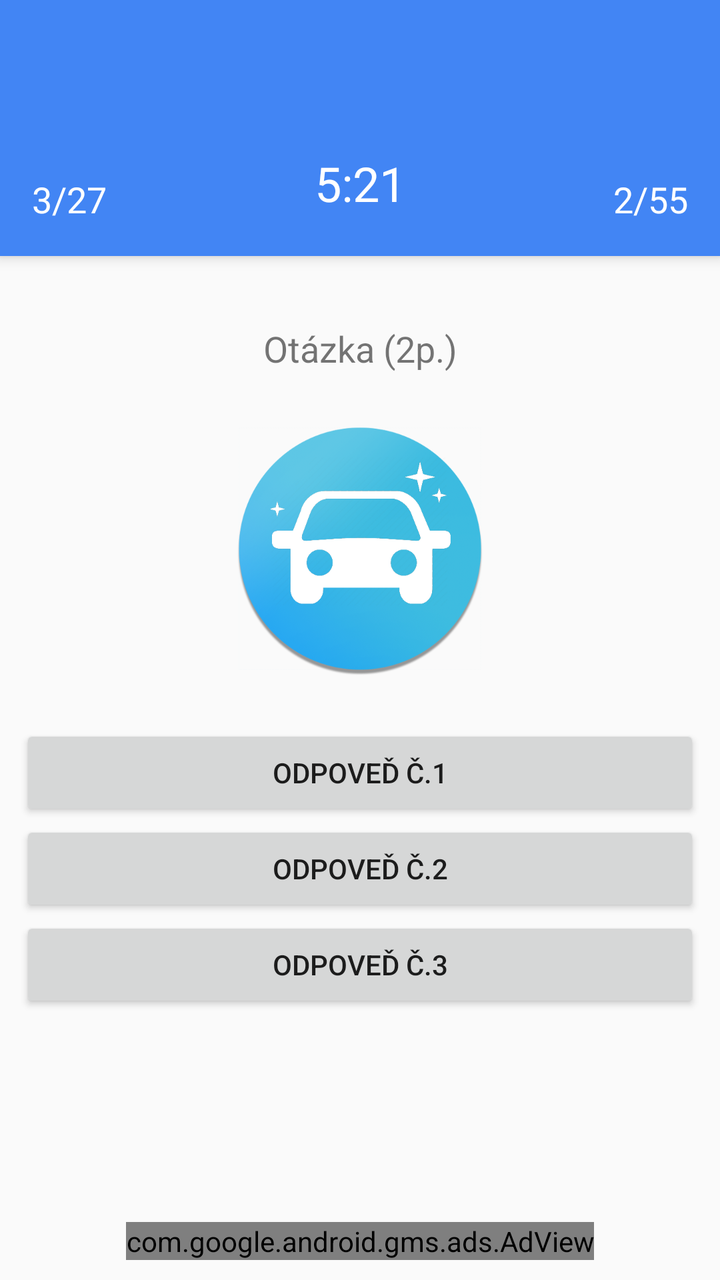
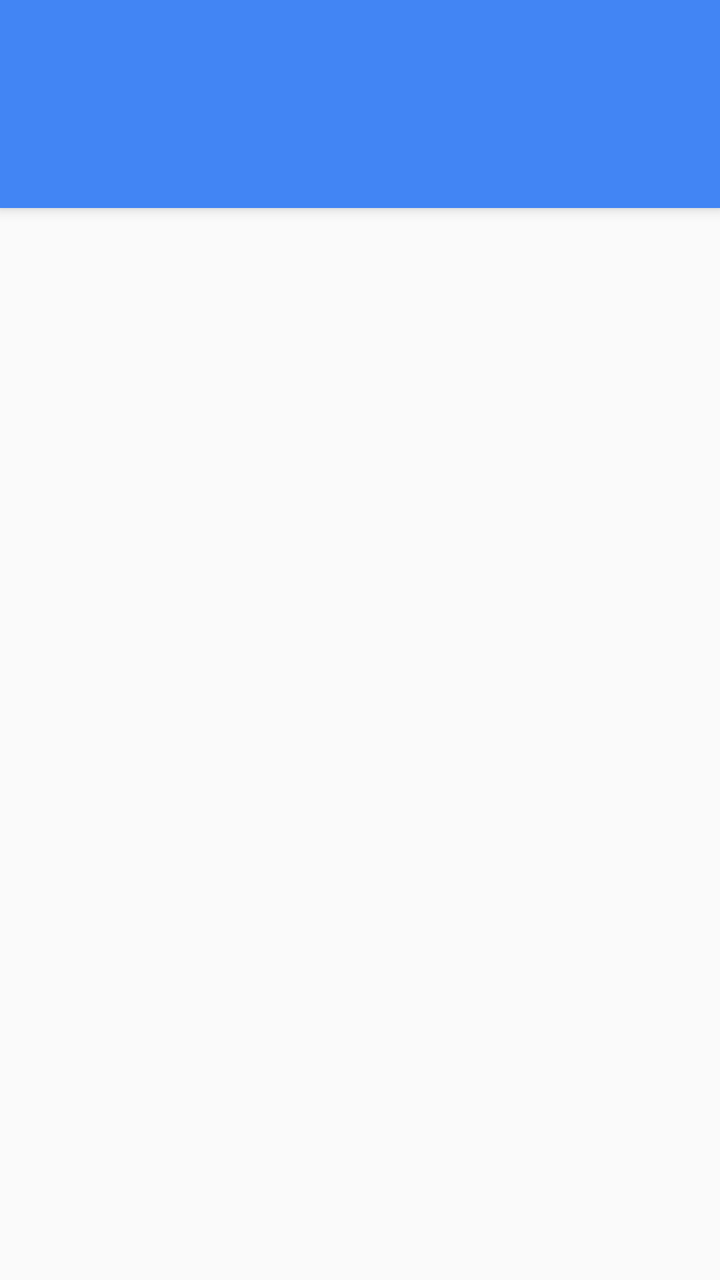

Screens rendered from an Android XML layout before and after an edit, with the pre-edit source and the edit as a unified diff.
<!-- AndroidManifest.xml: application theme MyTheme.Light -->
<!-- res/layout/app_bar_test.xml -->
<?xml version="1.0" encoding="utf-8"?>
<android.support.design.widget.CoordinatorLayout
    xmlns:android="http://schemas.android.com/apk/res/android"
    xmlns:app="http://schemas.android.com/apk/res-auto"
    xmlns:tools="http://schemas.android.com/tools"
    android:layout_width="match_parent"
    android:layout_height="match_parent"
    android:fitsSystemWindows="true"
    tools:context=".TestActivity">

    <android.support.design.widget.AppBarLayout
        android:layout_width="match_parent"
        android:layout_height="wrap_content"
        android:theme="@style/MyTheme.AppBarOverlay">

        <android.support.v7.widget.Toolbar
            android:id="@+id/toolbar"
            android:layout_width="match_parent"
            android:layout_height="128dp"
            android:minHeight="?attr/actionBarSize"
            android:background="?attr/colorPrimary"
            app:popupTheme="@style/MyTheme.PopupOverlay">

            
            <TextView
                android:id="@+id/question_counter"
                android:layout_width="wrap_content"
                android:layout_height="wrap_content"
                android:layout_gravity="start|bottom"
                android:layout_marginBottom="32dp"
                android:gravity="start|bottom"
                android:text="3/27"
                android:textColor="#ffffff"
                android:textSize="18sp"/>

            
            <TextView
                android:id="@+id/elapsed_time"
                android:layout_width="wrap_content"
                android:layout_height="wrap_content"
                android:layout_gravity="center|bottom"
                android:layout_marginBottom="32dp"
                android:gravity="center|bottom"
                android:text="5:21"
                android:textColor="#ffffff"
                android:textSize="24sp"/>

            
            <TextView
                android:id="@+id/points_counter"
                android:layout_width="wrap_content"
                android:layout_height="wrap_content"
                android:layout_gravity="end|bottom"
                android:layout_marginEnd="16dp"
                android:layout_marginRight="16dp"
                android:layout_marginBottom="32dp"
                android:gravity="end|bottom"
                android:text="2/55"
                android:textColor="#ffffff"
                android:textSize="18sp"/>

        </android.support.v7.widget.Toolbar>

    </android.support.design.widget.AppBarLayout>

    <include layout="@layout/fragment_test"/>

</android.support.design.widget.CoordinatorLayout>
<!-- res/layout/fragment_test.xml (included above) -->
<RelativeLayout xmlns:ads="http://schemas.android.com/apk/res-auto"
                xmlns:android="http://schemas.android.com/apk/res/android"
                xmlns:app="http://schemas.android.com/apk/res-auto"
                xmlns:tools="http://schemas.android.com/tools"
                android:layout_width="match_parent"
                android:layout_height="match_parent"
                android:background="?android:attr/windowBackground"
                android:paddingBottom="@dimen/activity_vertical_margin"
                android:paddingLeft="@dimen/activity_horizontal_margin"
                android:paddingRight="@dimen/activity_horizontal_margin"
                android:paddingTop="@dimen/activity_vertical_margin"
                app:layout_behavior="@string/appbar_scrolling_view_behavior"
                tools:context=".TestActivityFragment">

    
    <TextView
        android:id="@+id/question_text"
        android:layout_width="match_parent"
        android:layout_height="wrap_content"
        android:layout_marginTop="24dp"
        android:gravity="center_horizontal"
        android:text="Otázka (2p.)"
        android:textSize="18sp"/>

    <ImageView
        android:layout_width="128dp"
        android:layout_height="128dp"
        android:layout_below="@id/question_text"
        android:layout_centerHorizontal="true"
        android:layout_marginTop="24dp"
        android:src="@drawable/app_icon"/>

    
    <LinearLayout
        android:layout_width="match_parent"
        android:layout_height="wrap_content"
        android:layout_below="@id/question_text"
        android:layout_marginTop="176dp"
        android:orientation="vertical">

        <Button
            android:id="@+id/button1"
            android:layout_width="match_parent"
            android:layout_height="wrap_content"
            android:text="Odpoveď č.1"/>

        <Button
            android:id="@+id/button2"
            android:layout_width="match_parent"
            android:layout_height="wrap_content"
            android:text="Odpoveď č.2"/>

        <Button
            android:id="@+id/button3"
            android:layout_width="match_parent"
            android:layout_height="wrap_content"
            android:text="Odpoveď č.3"/>

    </LinearLayout>

    <com.google.android.gms.ads.AdView
        android:id="@+id/adView"
        android:layout_width="wrap_content"
        android:layout_height="wrap_content"
        android:layout_alignParentBottom="true"
        android:layout_centerHorizontal="true"
        ads:adSize="BANNER"
        ads:adUnitId="@string/banner_ad_unit_id"/>

</RelativeLayout>
<!-- resources referenced by this layout -->
<resources>
  <dimen name="activity_horizontal_margin">10dp</dimen>
  <dimen name="activity_vertical_margin">10dp</dimen>
  <!-- drawable app_icon: png bitmap (drawable, 141097 bytes) -->
  <string name="banner_ad_unit_id">ca-app-pub-7362127401681337/9720209806</string>
  <style name="MyTheme.AppBarOverlay" parent="ThemeOverlay.AppCompat.Dark.ActionBar" />
  <style name="MyTheme.PopupOverlay" parent="ThemeOverlay.AppCompat.Light" />
  <style name="MyTheme.Light" parent="@style/Theme.AppCompat.Light.NoActionBar">
          
          
          <item name="colorPrimary">@color/colorPrimary</item>
          <item name="colorPrimaryDark">@color/colorPrimaryDark</item>
          <item name="colorSecondary">@color/colorSecondary</item>
          <item name="colorSecondaryDark">@color/colorSecondaryDark</item>
          <item name="colorCardBackground">@color/colorCardBackground</item>
          <item name="colorNavigationDrawerBackground">@color/colorNavigationDrawerBackground</item>
      </style>
  <color name="colorPrimary" type="color">#4285F4</color>
  <color name="colorPrimaryDark" type="color">#3367D6</color>
  <color name="colorSecondary" type="color">@color/deep_teal_300</color>
  <color name="colorSecondaryDark" type="color">@color/deep_teal_500</color>
  <color name="colorCardBackground" type="color">#ffffff</color>
  <color name="colorNavigationDrawerBackground" type="color">#fafafa</color>
  <color name="deep_teal_300" type="color">#4DB6AC</color>
  <color name="deep_teal_500" type="color">#009688</color>
</resources>

<!-- the commit's change to res/layout/app_bar_test.xml (unified diff, before → after) -->
@@ -16,124 +16,31 @@
         <android.support.v7.widget.Toolbar
             android:id="@+id/toolbar"
             android:layout_width="match_parent"
-            android:layout_height="128dp"
+            android:layout_height="?attr/actionBarSize"
+            android:background="?attr/colorPrimary"
+            android:elevation="6dp"
+            app:layout_scrollFlags="scroll|enterAlways"
+            app:popupTheme="@style/MyTheme.PopupOverlay"/>
+
+        <android.support.design.widget.TabLayout
+            android:id="@+id/tab_layout"
+            android:layout_width="match_parent"
+            android:layout_height="wrap_content"
+            android:layout_below="@id/toolbar"
+            android:background="?attr/colorPrimary"
+            android:elevation="6dp"
             android:minHeight="?attr/actionBarSize"
-            android:background="?attr/colorPrimary"
-            app:popupTheme="@style/MyTheme.PopupOverlay">
-
-            
-            <TextView
-                android:id="@+id/question_counter"
-                android:layout_width="wrap_content"
-                android:layout_height="wrap_content"
-                android:layout_gravity="start|bottom"
-                android:layout_marginBottom="32dp"
-                android:gravity="start|bottom"
-                android:text="3/27"
-                android:textColor="#ffffff"
-                android:textSize="18sp"/>
-
-            
-            <TextView
-                android:id="@+id/elapsed_time"
-                android:layout_width="wrap_content"
-                android:layout_height="wrap_content"
-                android:layout_gravity="center|bottom"
-                android:layout_marginBottom="32dp"
-                android:gravity="center|bottom"
-                android:text="5:21"
-                android:textColor="#ffffff"
-                android:textSize="24sp"/>
-
-            
-            <TextView
-                android:id="@+id/points_counter"
-                android:layout_width="wrap_content"
-                android:layout_height="wrap_content"
-                android:layout_gravity="end|bottom"
-                android:layout_marginEnd="16dp"
-                android:layout_marginRight="16dp"
-                android:layout_marginBottom="32dp"
-                android:gravity="end|bottom"
-                android:text="2/55"
-                android:textColor="#ffffff"
-                android:textSize="18sp"/>
-
-        </android.support.v7.widget.Toolbar>
+            android:theme="@style/ThemeOverlay.AppCompat.Dark.ActionBar"/>
 
     </android.support.design.widget.AppBarLayout>
 
-    <include layout="@layout/fragment_test"/>
+    <android.support.v4.view.ViewPager
+        android:id="@+id/pager"
+        android:layout_width="match_parent"
+        android:layout_height="wrap_content"
+        android:layout_below="@id/tab_layout"
+        app:layout_behavior="@string/appbar_scrolling_view_behavior"/>
+
+    
 
 </android.support.design.widget.CoordinatorLayout>
-<!-- res/layout/fragment_test.xml (included above) -->
-<RelativeLayout xmlns:ads="http://schemas.android.com/apk/res-auto"
-                xmlns:android="http://schemas.android.com/apk/res/android"
-                xmlns:app="http://schemas.android.com/apk/res-auto"
-                xmlns:tools="http://schemas.android.com/tools"
-                android:layout_width="match_parent"
-                android:layout_height="match_parent"
-                android:background="?android:attr/windowBackground"
-                android:paddingBottom="@dimen/activity_vertical_margin"
-                android:paddingLeft="@dimen/activity_horizontal_margin"
-                android:paddingRight="@dimen/activity_horizontal_margin"
-                android:paddingTop="@dimen/activity_vertical_margin"
-                app:layout_behavior="@string/appbar_scrolling_view_behavior"
-                tools:context=".TestActivityFragment">
-
-    
-    <TextView
-        android:id="@+id/question_text"
-        android:layout_width="match_parent"
-        android:layout_height="wrap_content"
-        android:layout_marginTop="24dp"
-        android:gravity="center_horizontal"
-        android:text="Otázka (2p.)"
-        android:textSize="18sp"/>
-
-    <ImageView
-        android:layout_width="128dp"
-        android:layout_height="128dp"
-        android:layout_below="@id/question_text"
-        android:layout_centerHorizontal="true"
-        android:layout_marginTop="24dp"
-        android:src="@drawable/app_icon"/>
-
-    
-    <LinearLayout
-        android:layout_width="match_parent"
-        android:layout_height="wrap_content"
-        android:layout_below="@id/question_text"
-        android:layout_marginTop="176dp"
-        android:orientation="vertical">
-
-        <Button
-            android:id="@+id/button1"
-            android:layout_width="match_parent"
-            android:layout_height="wrap_content"
-            android:text="Odpoveď č.1"/>
-
-        <Button
-            android:id="@+id/button2"
-            android:layout_width="match_parent"
-            android:layout_height="wrap_content"
-            android:text="Odpoveď č.2"/>
-
-        <Button
-            android:id="@+id/button3"
-            android:layout_width="match_parent"
-            android:layout_height="wrap_content"
-            android:text="Odpoveď č.3"/>
-
-    </LinearLayout>
-
-    <com.google.android.gms.ads.AdView
-        android:id="@+id/adView"
-        android:layout_width="wrap_content"
-        android:layout_height="wrap_content"
-        android:layout_alignParentBottom="true"
-        android:layout_centerHorizontal="true"
-        ads:adSize="BANNER"
-        ads:adUnitId="@string/banner_ad_unit_id"/>
-
-</RelativeLayout>
<!-- resource entries referenced after the edit -->
@@ -1,9 +1,5 @@
 <!-- resources referenced by this layout -->
 <resources>
-  <dimen name="activity_horizontal_margin">10dp</dimen>
-  <dimen name="activity_vertical_margin">10dp</dimen>
-  <!-- drawable app_icon: png bitmap (drawable, 141097 bytes) -->
-  <string name="banner_ad_unit_id">ca-app-pub-7362127401681337/9720209806</string>
   <style name="MyTheme.AppBarOverlay" parent="ThemeOverlay.AppCompat.Dark.ActionBar" />
   <style name="MyTheme.PopupOverlay" parent="ThemeOverlay.AppCompat.Light" />
   <style name="MyTheme.Light" parent="@style/Theme.AppCompat.Light.NoActionBar">
@@ -13,6 +9,10 @@
           <item name="colorPrimaryDark">@color/colorPrimaryDark</item>
           <item name="colorSecondary">@color/colorSecondary</item>
           <item name="colorSecondaryDark">@color/colorSecondaryDark</item>
+          <item name="colorTextTitle">@color/colorTextTitle</item>
+          
+          <item name="colorFlatButtons">@color/colorFlatButtons</item>
+          <item name="colorTabIndicator">@color/colorTabIndicator</item>
           <item name="colorCardBackground">@color/colorCardBackground</item>
           <item name="colorNavigationDrawerBackground">@color/colorNavigationDrawerBackground</item>
       </style>
@@ -20,8 +20,11 @@
   <color name="colorPrimaryDark" type="color">#3367D6</color>
   <color name="colorSecondary" type="color">@color/deep_teal_300</color>
   <color name="colorSecondaryDark" type="color">@color/deep_teal_500</color>
-  <color name="colorCardBackground" type="color">#ffffff</color>
-  <color name="colorNavigationDrawerBackground" type="color">#fafafa</color>
+  <color name="colorTextTitle" type="color">#FFEE58</color>
+  <color name="colorFlatButtons" type="color">#FF4081</color>
+  <color name="colorTabIndicator" type="color">@color/colorSecondary</color>
+  <color name="colorCardBackground" type="color">#FFF</color>
+  <color name="colorNavigationDrawerBackground" type="color">#FAFAFA</color>
   <color name="deep_teal_300" type="color">#4DB6AC</color>
   <color name="deep_teal_500" type="color">#009688</color>
 </resources>
